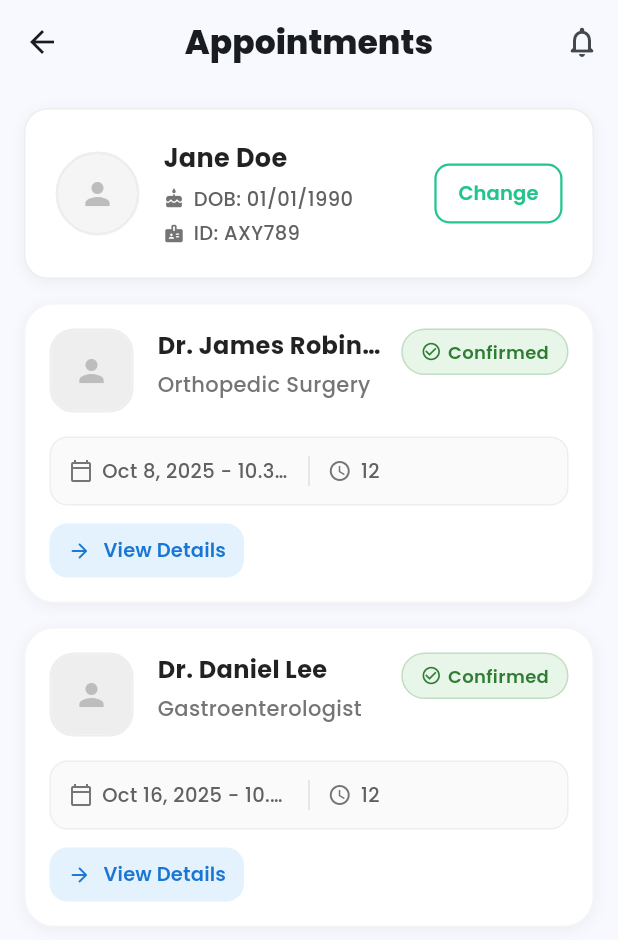
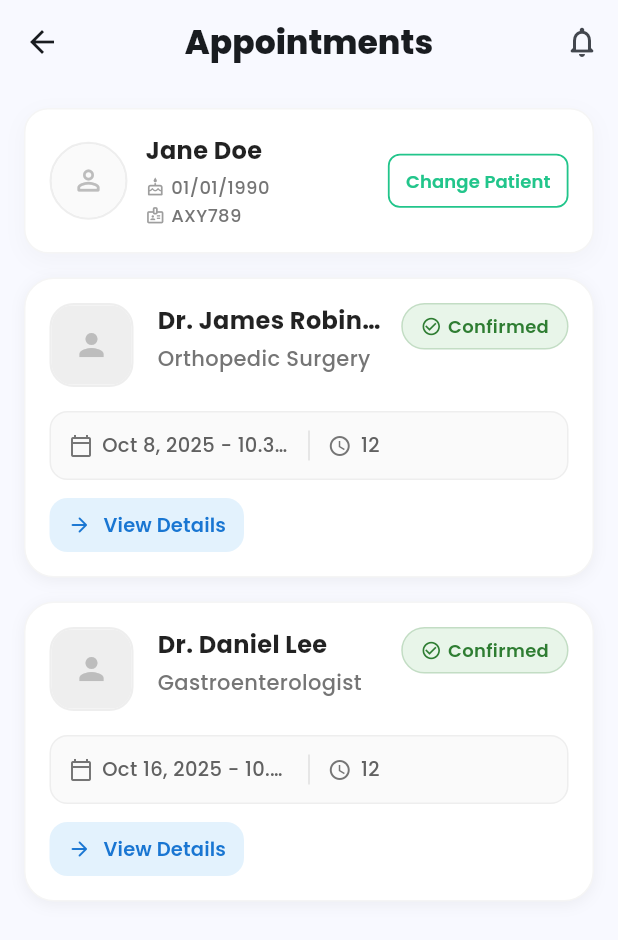
Before and after one commit to saeedkg/arogyam, a Flutter app: the AppointmentsScreen screen opened by its route, on a phone screen of 412 x 824 dp. Shown: the top 940 px of the screen. Run offline on Flutter 3.47's test engine with Material 3 defaults, Android fonts, the phone set to English and light mode, and no system bars; our stand-ins replace carousel_slider, connectivity_plus, dio, flutter_svg, get, google_fonts and 2 more; missing offline and left inert: encrypt; accounts and stored records are empty; network calls fail.

Commit message:
patient card updated

```diff
--- a/lib/appointment/components/patient_card.dart
+++ b/lib/appointment/components/patient_card.dart
@@ -15,43 +15,43 @@ class PatientCard extends StatelessWidget {
       decoration: BoxDecoration(
         color: Colors.white,
         borderRadius: BorderRadius.circular(16),
-        border: Border.all(color: Colors.grey.shade200),
+        border: Border.all(color: Colors.grey.shade100),
         boxShadow: [
           BoxShadow(
-            color: Colors.black.withOpacity(0.05),
-            blurRadius: 8,
-            offset: const Offset(0, 2),
+            color: Colors.black.withOpacity(0.03),
+            blurRadius: 12,
+            offset: const Offset(0, 4),
           ),
         ],
       ),
-      padding: const EdgeInsets.all(20),
+      padding: const EdgeInsets.all(16),
       child: Row(
         children: [
           Container(
-            width: 56,
-            height: 56,
+            width: 52,
+            height: 52,
             decoration: BoxDecoration(
               shape: BoxShape.circle,
-              border: Border.all(color: Colors.grey.shade200, width: 2),
+              border: Border.all(color: Colors.grey.shade200, width: 1.5),
             ),
             child: ClipOval(
               child: Image.network(
                 imageUrl,
-                width: 56,
-                height: 56,
+                width: 52,
+                height: 52,
                 fit: BoxFit.cover,
                 errorBuilder: (context, error, stackTrace) => Container(
-                  color: Colors.grey.shade100,
+                  color: Colors.grey.shade50,
                   child: Icon(
-                    Icons.person,
+                    Icons.person_outline_rounded,
                     color: Colors.grey.shade400,
-                    size: 24,
+                    size: 22,
                   ),
                 ),
               ),
             ),
           ),
-          const SizedBox(width: 16),
+          const SizedBox(width: 12),
           Expanded(
             child: Column(
               crossAxisAlignment: CrossAxisAlignment.start,
@@ -59,43 +59,38 @@ class PatientCard extends StatelessWidget {
                 Text(
                   name,
                   style: const TextStyle(
-                    fontSize: 17,
+                    fontSize: 16,
                     fontWeight: FontWeight.w700,
                     color: Colors.black87,
                   ),
                   maxLines: 1,
                   overflow: TextOverflow.ellipsis,
                 ),
-                const SizedBox(height: 6),
-                Column(
-                  crossAxisAlignment: CrossAxisAlignment.start,
-                  children: [
-                    _buildInfoItem(Icons.cake_rounded, 'DOB: $dob'),
-                    const SizedBox(height: 4),
-                    _buildInfoItem(Icons.badge_rounded, 'ID: $id'),
-                  ],
-                ),
+                const SizedBox(height: 4),
+                _buildInfoItem(Icons.cake_outlined, dob),
+                const SizedBox(height: 2),
+                _buildInfoItem(Icons.badge_outlined, id),
               ],
             ),
           ),
-          const SizedBox(width: 12),
+          const SizedBox(width: 8),
           Container(
-            height: 40,
+            height: 36,
             child: OutlinedButton(
               onPressed: onChange,
               style: OutlinedButton.styleFrom(
                 foregroundColor: const Color(0xFF22C58B),
-                side: const BorderSide(color: Color(0xFF22C58B), width: 1.5),
-                padding: const EdgeInsets.symmetric(horizontal: 16, vertical: 0),
+                side: const BorderSide(color: Color(0xFF22C58B), width: 1.2),
+                padding: const EdgeInsets.symmetric(horizontal: 12),
                 shape: RoundedRectangleBorder(
-                  borderRadius: BorderRadius.circular(10),
+                  borderRadius: BorderRadius.circular(8),
                 ),
               ),
               child: const Text(
-                'Change',
+                'Change Patient',
                 style: TextStyle(
                   fontWeight: FontWeight.w600,
-                  fontSize: 13,
+                  fontSize: 12,
                 ),
               ),
             ),
@@ -110,16 +105,16 @@ class PatientCard extends StatelessWidget {
       children: [
         Icon(
           icon,
-          size: 14,
-          color: Colors.grey.shade600,
+          size: 13,
+          color: Colors.grey.shade500,
         ),
-        const SizedBox(width: 6),
+        const SizedBox(width: 4),
         Expanded(
           child: Text(
             text,
             style: TextStyle(
-              color: Colors.grey.shade700,
-              fontSize: 13,
+              color: Colors.grey.shade600,
+              fontSize: 12,
               fontWeight: FontWeight.w500,
             ),
             maxLines: 1,
```
